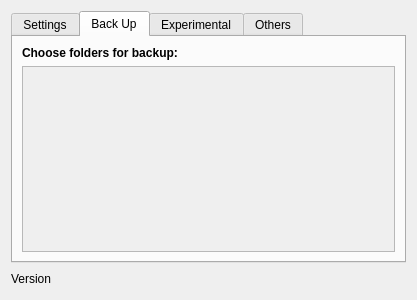
First picture: the form in src/ui/options.ui, repository GeovaneJefferson/timemachine, before the edit.
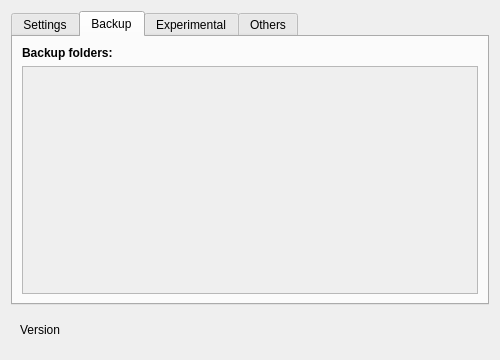
Second picture: the form after the edit. The open tabs and pages were chosen to show the change.

Diff of the .ui file:
```diff
--- a/src/ui/options.ui
+++ b/src/ui/options.ui
@@ -6,20 +6,20 @@
    <rect>
     <x>0</x>
     <y>0</y>
-    <width>417</width>
-    <height>300</height>
+    <width>500</width>
+    <height>360</height>
    </rect>
   </property>
   <property name="minimumSize">
    <size>
-    <width>400</width>
-    <height>300</height>
+    <width>500</width>
+    <height>360</height>
    </size>
   </property>
   <property name="maximumSize">
    <size>
-    <width>417</width>
-    <height>300</height>
+    <width>500</width>
+    <height>360</height>
    </size>
   </property>
   <property name="windowTitle">
@@ -97,7 +97,7 @@
      </widget>
      <widget class="QWidget" name="back_up_tab">
       <attribute name="title">
-       <string>Back Up</string>
+       <string>Backup</string>
       </attribute>
       <layout class="QGridLayout" name="gridLayout_3">
        <item row="0" column="0">
@@ -108,7 +108,7 @@
           </font>
          </property>
          <property name="text">
-          <string>Choose folders for backup:</string>
+          <string>Backup folders:</string>
          </property>
         </widget>
        </item>
@@ -122,8 +122,8 @@
            <rect>
             <x>0</x>
             <y>0</y>
-            <width>375</width>
-            <height>183</height>
+            <width>458</width>
+            <height>223</height>
            </rect>
           </property>
           <layout class="QGridLayout" name="gridLayout_4">
@@ -260,6 +260,21 @@
    </item>
    <item>
     <layout class="QHBoxLayout" name="horizontalLayout_2">
+     <property name="spacing">
+      <number>9</number>
+     </property>
+     <property name="leftMargin">
+      <number>9</number>
+     </property>
+     <property name="topMargin">
+      <number>9</number>
+     </property>
+     <property name="rightMargin">
+      <number>9</number>
+     </property>
+     <property name="bottomMargin">
+      <number>9</number>
+     </property>
      <item>
       <widget class="QLabel" name="version_label">
        <property name="text">
```
Left out of the diff: 2 changed lines with no effect on the pictures.
